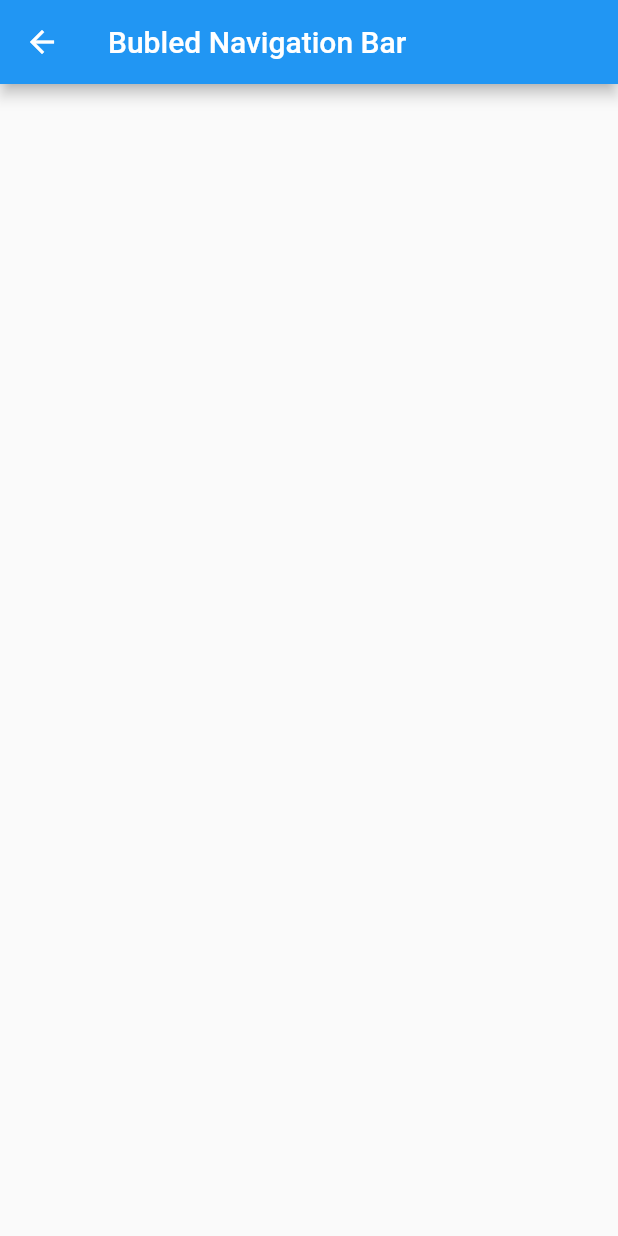
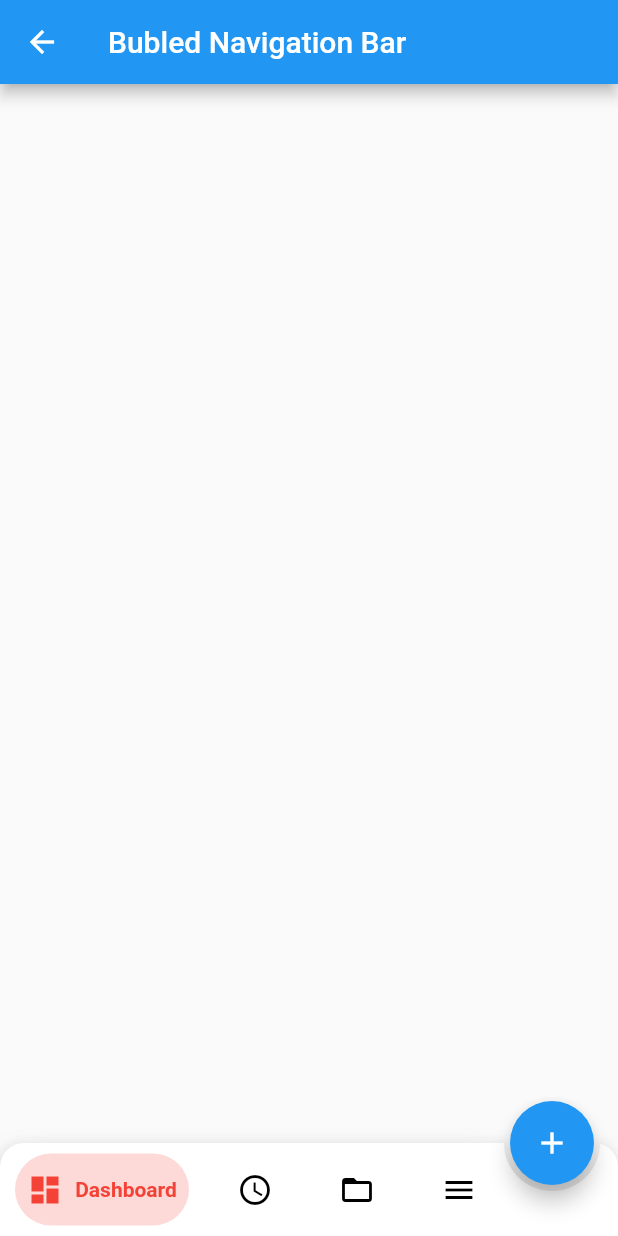
Before and after one commit to williamTerrones/componentes-flutter, a Flutter app: the BubledNavigationBarPage screen opened by its route, on a phone screen of 412 x 824 dp. Run offline on Flutter 3.47's test engine with Material 2 defaults, Android fonts, the phone set to English and light mode, and no system bars; drawn by our look-alikes of bubble_bottom_bar.

Commit message:
[Add] bubled navigation bar

```diff
--- a/lib/pages/bubled_navigation_bar_page.dart
+++ b/lib/pages/bubled_navigation_bar_page.dart
@@ -1,7 +1,22 @@
+import 'package:bubble_bottom_bar/bubble_bottom_bar.dart';
 import 'package:flutter/material.dart';
 
 
-class BubledNavigationBarPage extends StatelessWidget {
+class BubledNavigationBarPage extends StatefulWidget {
+
+  @override
+  _BubledNavigationBarPageState createState() => _BubledNavigationBarPageState();
+}
+
+class _BubledNavigationBarPageState extends State<BubledNavigationBarPage> {
+
+  int _currentIndex = 0;
+
+  void _onChangePage(int index){
+    setState(() {
+      this._currentIndex = index;
+    });
+  }
 
   @override
   Widget build(BuildContext context) {
@@ -9,6 +24,47 @@ class BubledNavigationBarPage extends StatelessWidget {
       appBar: AppBar(
         title: Text("Bubled Navigation Bar"),
       ),
+      floatingActionButton: FloatingActionButton(
+        onPressed: (){},
+        child: Icon(
+          Icons.add,
+        ),
+      ),
+      floatingActionButtonLocation: FloatingActionButtonLocation.endDocked,
+      bottomNavigationBar: BubbleBottomBar(
+        hasNotch: true,
+        fabLocation: BubbleBottomBarFabLocation.end,
+        opacity: .2,
+        onTap: this._onChangePage,
+        currentIndex: this._currentIndex,
+        borderRadius: BorderRadius.vertical(
+          top: Radius.circular(16),
+        ),
+        items: [
+          this._bubbleItem(Icons.dashboard, Colors.red,"Dashboard"),
+          this._bubbleItem(Icons.access_time, Colors.deepPurple,"Time"),
+          this._bubbleItem(Icons.folder_open, Colors.indigo,"Folder"),
+          this._bubbleItem(Icons.menu, Colors.green,"Menu"),
+        ],
+      ),
     );
   }
+
+  BubbleBottomBarItem _bubbleItem(IconData icon, Color color, String title){
+
+    return BubbleBottomBarItem(
+      backgroundColor: color,
+      icon: Icon(
+        icon,
+        color: Colors.black,
+      ),
+      activeIcon: Icon(
+        Icons.dashboard,
+        color: color,
+      ),
+      title: Text(title)
+    );
+
+  }
+
 }
--- a/pubspec.yaml
+++ b/pubspec.yaml
@@ -28,6 +28,7 @@ dependencies:
   # The following adds the Cupertino Icons font to your application.
   # Use with the CupertinoIcons class for iOS style icons.
   cupertino_icons: ^1.0.0
+  bubble_bottom_bar:
 
 dev_dependencies:
   flutter_test:
```
Also changed, not shown: pubspec.lock.
